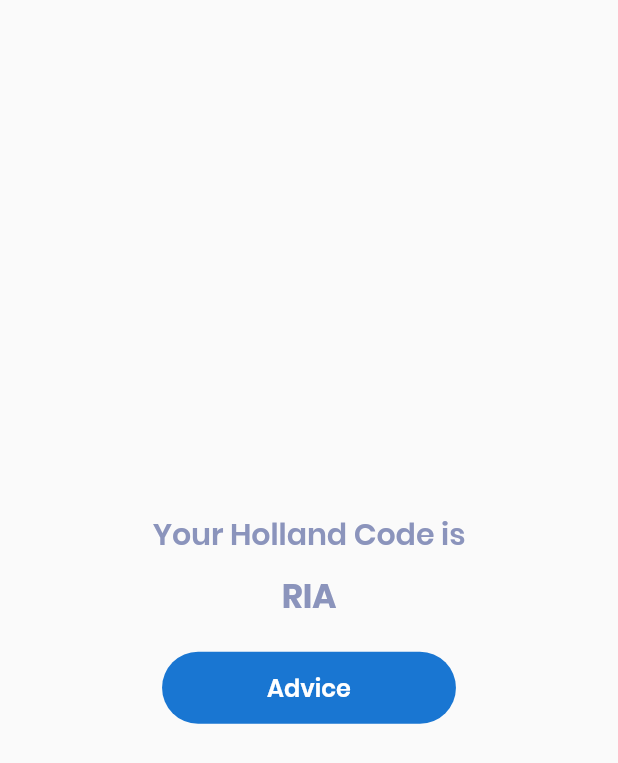
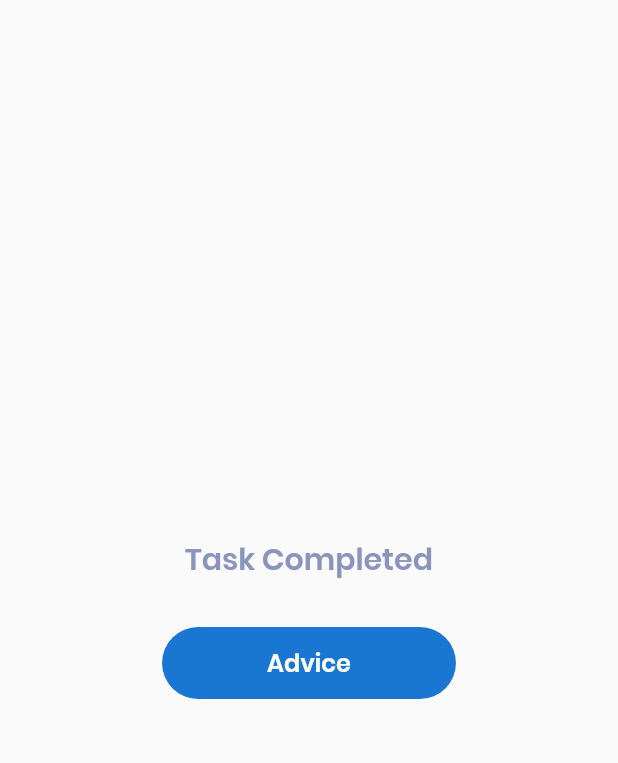
Before and after one commit to yustikodm/unio-app, a Flutter app: the ScoreScreen screen opened directly, on a phone screen of 412 x 824 dp. Shown: the top 763 px of the screen. Run offline on Flutter 3.47's test engine with Material 2 defaults, Android fonts, the phone set to English and light mode, and no system bars; our stand-ins replace adaptive_dialog, carousel_slider, datetime_picker_formfield, flutter_easyloading, flutter_secure_storage, flutter_svg and 3 more; missing offline and left inert: searchable_dropdown; accounts and stored records are empty; network calls fail.

```diff
--- a/lib/src/models/user.dart
+++ b/lib/src/models/user.dart
@@ -44,7 +44,7 @@ class User {
   User getCurrentUser() {
     if (Global.instance.apiToken == null) {
       return User.advanced(
-          'Guest',
+          'Guest User',
           'guest@mail.com',
           'Male',
           DateTime(2000, 01, 01),
--- a/lib/src/screens/score/score_screen.dart
+++ b/lib/src/screens/score/score_screen.dart
@@ -17,7 +17,7 @@ class ScoreScreen extends StatelessWidget {
             children: [
               Spacer(flex: 3),
               Text(
-                "Your Holland Code is",
+                "Task Completed",
                 style: Theme.of(context)
                     .textTheme
                     .headline3
@@ -26,14 +26,14 @@ class ScoreScreen extends StatelessWidget {
               SizedBox(
                 height: 10,
               ),
-              Text(
-                _qnController.score.calculateFinalScore(),
-                // "test",
-                style: Theme.of(context)
-                    .textTheme
-                    .headline2
-                    .copyWith(color: kSecondaryColor),
-              ),
+              // Text(
+              //   "Great",
+              //   // "test",
+              //   style: Theme.of(context)
+              //       .textTheme
+              //       .headline2
+              //       .copyWith(color: kSecondaryColor),
+              // ),
               SizedBox(
                 height: 20,
               ),
--- a/lib/src/screens/splashScreen.dart
+++ b/lib/src/screens/splashScreen.dart
@@ -34,7 +34,7 @@ class _SplashState extends State<Splash> {
     Global.instance.authSchool = await storage.read(key: 'authSchool');
     Global.instance.authGraduate = await storage.read(key: 'authGraduate');
     Global.instance.authBirthPlace = await storage.read(key: 'authBirthPlace');
-    //Global.instance.authBirthDate = DateTime.parse(date);
+    Global.instance.authBirthDate = DateTime.parse(date);
     Global.instance.authIdentity = await storage.read(key: 'authIdentity');
   }
 
@@ -42,8 +42,8 @@ class _SplashState extends State<Splash> {
   Widget build(BuildContext context) {
     return new SplashScreen(
       seconds: 8,
-      // navigateAfterSeconds: new OnBoardingWidget(),
-      navigateAfterSeconds:  new SignInWidget(),
+      navigateAfterSeconds: new OnBoardingWidget(),
+      // navigateAfterSeconds:  new SignInWidget(),
       title: new Text(
         ' UNIO ',
         textAlign: TextAlign.center,
```
Also changed, not shown: lib/src/screens/signin.dart (+0 -9 lines), lib/src/widgets/DrawerWidget.dart (+47 -9 lines).
